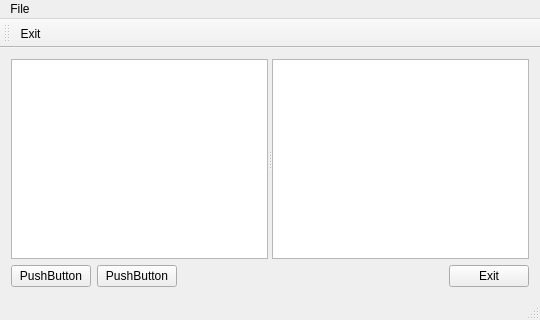
The window that notes2.ui (fatinbrain/notes2) describes before a commit, drawn with Qt 5.
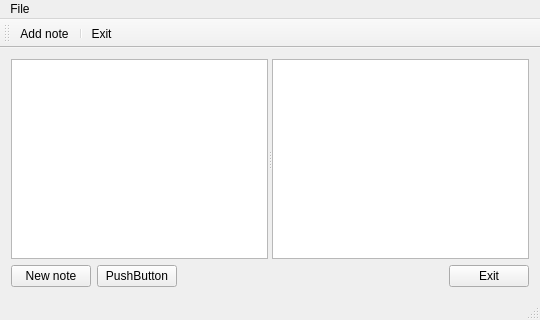
The same window after the commit. Icons and pictures are not drawn.

Commit message: adding new stuff 	images, 	new note dialog

The edit to the form file:
```diff
--- a/notes2.ui
+++ b/notes2.ui
@@ -38,7 +38,11 @@
         <item>
          <widget class="QPushButton" name="pushButton">
           <property name="text">
-           <string>PushButton</string>
+           <string>New note</string>
+          </property>
+          <property name="icon">
+           <iconset resource="notes2.qrc">
+            <normaloff>:/img/img/Add.png</normaloff>:/img/img/Add.png</iconset>
           </property>
          </widget>
         </item>
@@ -103,6 +107,8 @@
    <attribute name="toolBarBreak">
     <bool>false</bool>
    </attribute>
+   <addaction name="actionAdd_note"/>
+   <addaction name="separator"/>
    <addaction name="actionExit"/>
   </widget>
   <widget class="QStatusBar" name="statusBar"/>
@@ -121,6 +127,18 @@
     <string>Exit application</string>
    </property>
   </action>
+  <action name="actionAdd_note">
+   <property name="icon">
+    <iconset resource="notes2.qrc">
+     <normaloff>:/img/img/Add.png</normaloff>:/img/img/Add.png</iconset>
+   </property>
+   <property name="text">
+    <string>Add note</string>
+   </property>
+   <property name="toolTip">
+    <string>Add new note</string>
+   </property>
+  </action>
  </widget>
  <layoutdefault spacing="6" margin="11"/>
  <resources>
```
Left out of the diff: 18 changed lines with no effect on the pictures. The commit also changes 16 other files.
